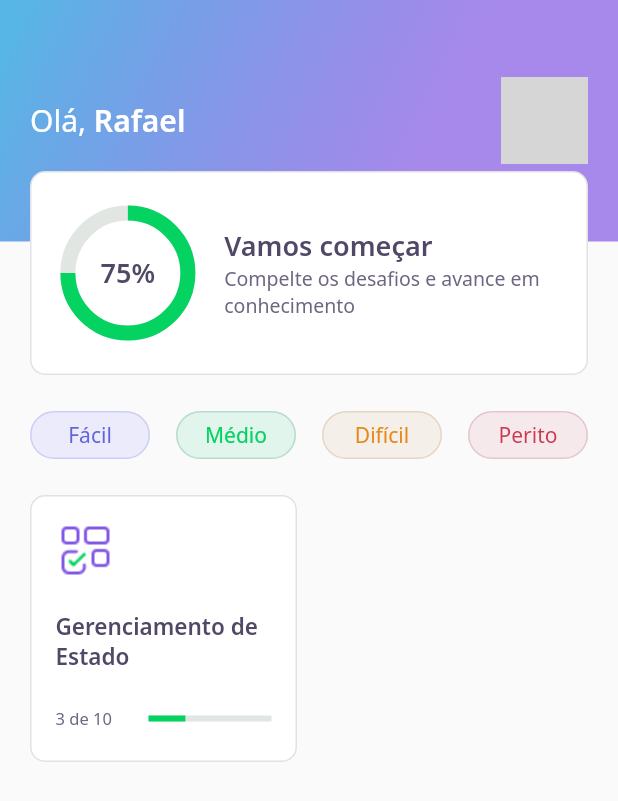
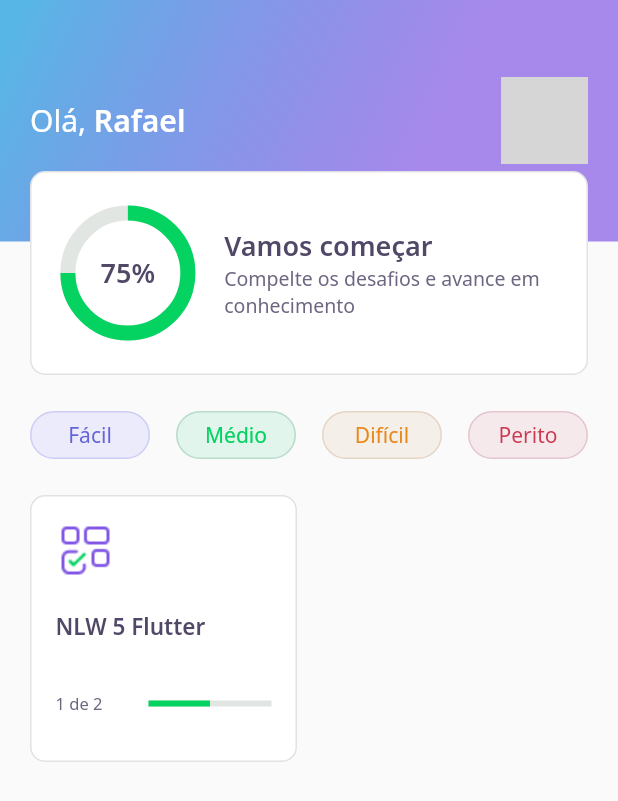
Before and after one commit to RafaelChianca/DevQuiz, a Flutter app: the screen it shows after launch, on a phone screen of 412 x 824 dp. Shown: the top 801 px of the screen. Run offline on Flutter 3.47's test engine with Material 2 defaults, Android fonts, the phone set to English and light mode, and no system bars; our stand-ins replace google_fonts; accounts and stored records are empty; network calls fail; grey boxes are pictures that could not be loaded.

Commit message:
🎨 Adds dynamic props to existing widgets

```diff
--- a/lib/home/widgets/appbar/app_bar_widget.dart
+++ b/lib/home/widgets/appbar/app_bar_widget.dart
@@ -1,10 +1,13 @@
 import 'package:DevQuiz/core/app_gradients.dart';
 import 'package:DevQuiz/core/app_text_styles.dart';
 import 'package:DevQuiz/home/widgets/score_card/score_card_widget.dart';
+import 'package:DevQuiz/shared/models/user_model.dart';
 import 'package:flutter/material.dart';
 
 class AppBarWidget extends PreferredSize {
-  AppBarWidget()
+  final UserModel user;
+
+  AppBarWidget({required this.user})
       : super(
             preferredSize: Size.fromHeight(250),
             child: Container(
@@ -24,7 +27,7 @@ class AppBarWidget extends PreferredSize {
                             style: AppTextStyles.title,
                             children: [
                               TextSpan(
-                                text: 'Rafael',
+                                text: user.name,
                                 style: AppTextStyles.titleBold,
                               )
                             ])),
@@ -34,8 +37,7 @@ class AppBarWidget extends PreferredSize {
                           decoration: BoxDecoration(
                             borderRadius: BorderRadius.circular(10),
                             image: DecorationImage(
-                                image: NetworkImage(
-                                    'https://avatars.githubusercontent.com/u/32148963?v=4')),
+                                image: NetworkImage(user.photoUrl)),
                           ),
                         )
                       ],
--- a/lib/home/widgets/quiz_card_widget/quiz_card_widget.dart
+++ b/lib/home/widgets/quiz_card_widget/quiz_card_widget.dart
@@ -5,7 +5,16 @@ import 'package:DevQuiz/shared/widgets/progress_indicator/progress_indicator.dar
 import 'package:flutter/material.dart';
 
 class QuizCardWidget extends StatelessWidget {
-  const QuizCardWidget({Key? key}) : super(key: key);
+  final String title;
+  final String completion;
+  final double percentage;
+
+  const QuizCardWidget(
+      {Key? key,
+      required this.title,
+      required this.completion,
+      required this.percentage})
+      : super(key: key);
 
   @override
   Widget build(BuildContext context) {
@@ -24,7 +33,7 @@ class QuizCardWidget extends StatelessWidget {
             child: Image.asset(AppImages.blocks),
           ),
           SizedBox(height: 20),
-          Text('Gerenciamento de Estado', style: AppTextStyles.heading15),
+          Text(title, style: AppTextStyles.heading15),
           SizedBox(height: 20),
           Expanded(
             child: Row(
@@ -32,14 +41,14 @@ class QuizCardWidget extends StatelessWidget {
                 Expanded(
                   flex: 1,
                   child: Text(
-                    '3 de 10',
+                    completion,
                     style: AppTextStyles.body11,
                   ),
                 ),
                 SizedBox(width: 21),
                 Expanded(
                   flex: 2,
-                  child: ProgressIndicatorWidget(value: 0.3),
+                  child: ProgressIndicatorWidget(value: percentage),
                 )
               ],
             ),
```
